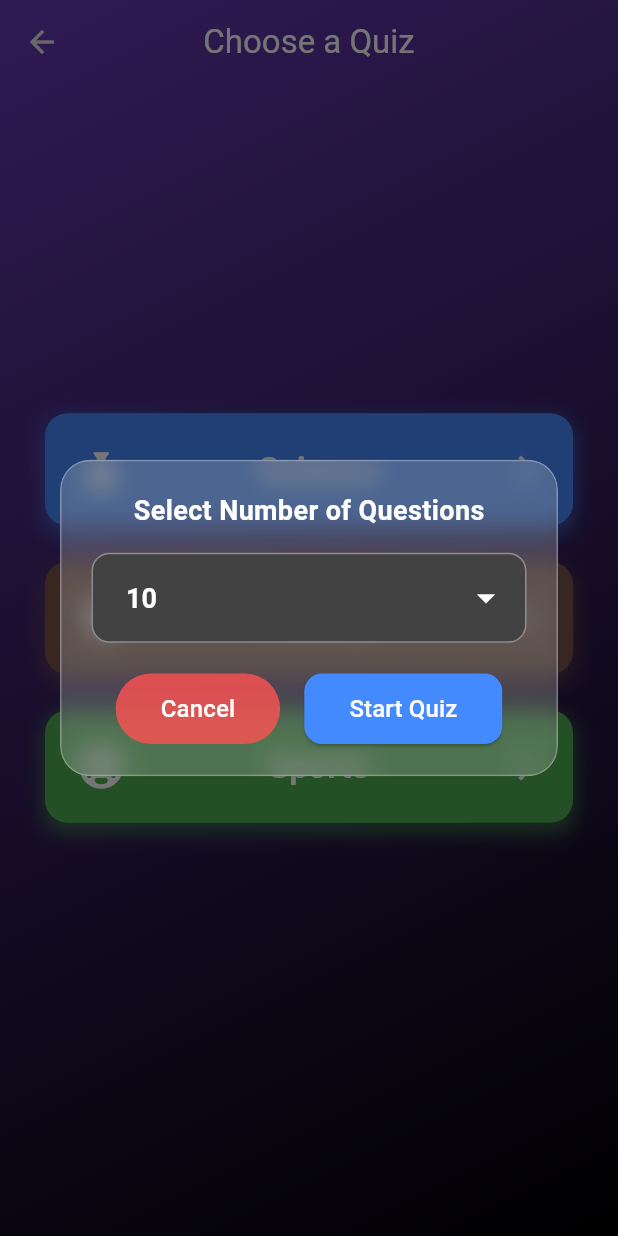
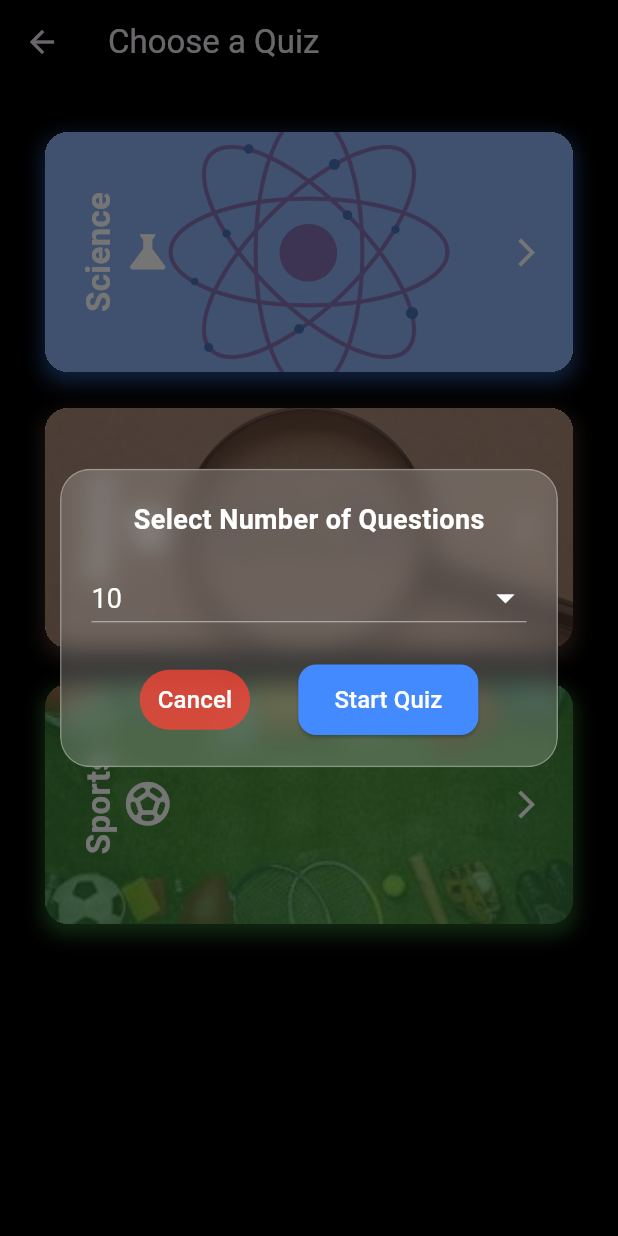
Before and after one commit to ashishpatel-dd1/quizzio, a Flutter app: the CategorySelectionPage screen opened directly, after a tap on "Science", on a phone screen of 412 x 824 dp. Run offline on Flutter 3.47's test engine with Material 3 defaults, Android fonts, the phone set to English and light mode, and no system bars; our stand-ins replace rflutter_alert.

Commit message:
upgraded category selection page with new UI

```diff
--- a/lib/category_selection_page.dart
+++ b/lib/category_selection_page.dart
@@ -11,28 +11,27 @@ class CategorySelectionPage extends StatefulWidget {
 
 class _CategorySelectionPageState extends State<CategorySelectionPage> {
   final List<Map<String, dynamic>> categories = [
-    {'name': 'Science', 'icon': Icons.science, 'color': Colors.blueAccent},
-    {'name': 'History', 'icon': Icons.history_edu, 'color': Colors.brown},
-    {'name': 'Sports', 'icon': Icons.sports_soccer, 'color': Colors.green},
+    {
+      'name': 'Science',
+      'icon': Icons.science,
+      'color': Colors.blueAccent,
+      'backgroundImage': "assets/backgrounds/atom-1674878_1280.webp"
+    },
+    {
+      'name': 'History',
+      'icon': Icons.history_edu,
+      'color': Colors.brown,
+      'backgroundImage': "assets/backgrounds/history.jpg"
+    },
+    {
+      'name': 'Sports',
+      'icon': Icons.sports_soccer,
+      'color': Colors.green,
+      'backgroundImage': "assets/backgrounds/sport.jpeg"
+    },
   ];
 
-  final List<Color> _backgroundColors = [Colors.deepPurple, Colors.black, Colors.indigo];
-  int _colorIndex = 0;
-
-  @override
-  void initState() {
-    super.initState();
-    _startBackgroundAnimation();
-  }
-
-  void _startBackgroundAnimation() {
-    Future.delayed(const Duration(seconds: 3), () {
-      setState(() {
-        _colorIndex = (_colorIndex + 1) % _backgroundColors.length;
-      });
-      _startBackgroundAnimation();
-    });
-  }
+  final Color _backgroundColor = Colors.black;
 
   void _showQuestionSelectionDialog(String category, Color categoryColor) {
     int selectedQuestions = 10;
@@ -46,15 +45,13 @@ class _CategorySelectionPageState extends State<CategorySelectionPage> {
           child: ClipRRect(
             borderRadius: BorderRadius.circular(20),
             child: BackdropFilter(
-              filter: ImageFilter.blur(sigmaX: 8, sigmaY: 8), // Glassmorphic Effect
+              filter: ImageFilter.blur(sigmaX: 8, sigmaY: 8),
               child: Container(
                 padding: const EdgeInsets.all(20),
                 decoration: BoxDecoration(
-                  color: Color.fromARGB((0.2 * 255).toInt(), 255, 255, 255), // ✅ Fixed
+                  color: Colors.white.withOpacity(0.2),
                   borderRadius: BorderRadius.circular(20),
-                  border: Border.all(
-                    color: Color.fromARGB((0.3 * 255).toInt(), 255, 255, 255), // ✅ Fixed
-                  ),
+                  border: Border.all(color: Colors.white.withOpacity(0.3)),
                 ),
                 child: Column(
                   mainAxisSize: MainAxisSize.min,
@@ -66,31 +63,16 @@ class _CategorySelectionPageState extends State<CategorySelectionPage> {
                     const SizedBox(height: 15),
                     StatefulBuilder(
                       builder: (context, setState) {
-                        return Container(
-                          padding: const EdgeInsets.symmetric(horizontal: 12, vertical: 5),
-                          decoration: BoxDecoration(
-                            color: Colors.grey.shade800,
-                            borderRadius: BorderRadius.circular(12),
-                            border: Border.all(color: Colors.white.withOpacity(0.4)),
-                          ),
-                          child: DropdownButtonHideUnderline(
-                            child: DropdownButton<int>(
+                        return DropdownButton<int>(
                           value: selectedQuestions,
                           dropdownColor: Colors.grey.shade900,
                           icon: const Icon(Icons.arrow_drop_down, color: Colors.white, size: 28),
-                              style: const TextStyle(color: Colors.white, fontSize: 18, fontWeight: FontWeight.bold),
+                          style: const TextStyle(color: Colors.white, fontSize: 18),
                           isExpanded: true,
-                              borderRadius: BorderRadius.circular(15),
                           items: [5, 10, 15, 20, 25].map((int number) {
                             return DropdownMenuItem<int>(
                               value: number,
-                                  child: Padding(
-                                    padding: const EdgeInsets.symmetric(vertical: 8, horizontal: 10),
-                                    child: Text(
-                                      number.toString(),
-                                      style: const TextStyle(color: Colors.white, fontSize: 18, fontWeight: FontWeight.bold),
-                                    ),
-                                  ),
+                              child: Text(number.toString(), style: const TextStyle(color: Colors.white)),
                             );
                           }).toList(),
                           onChanged: (int? newValue) {
@@ -98,8 +80,6 @@ class _CategorySelectionPageState extends State<CategorySelectionPage> {
                               selectedQuestions = newValue!;
                             });
                           },
-                            ),
-                          ),
                         );
                       },
                     ),
@@ -109,10 +89,7 @@ class _CategorySelectionPageState extends State<CategorySelectionPage> {
                       children: [
                         TextButton(
                           onPressed: () => Navigator.pop(context),
-                          style: TextButton.styleFrom(
-                            backgroundColor: Color.fromARGB((0.8 * 255).toInt(), 255, 82, 82), // ✅ Fixed
-                            padding: const EdgeInsets.symmetric(horizontal: 30, vertical: 12),
-                          ),
+                          style: TextButton.styleFrom(backgroundColor: Colors.red.withOpacity(0.8)),
                           child: const Text("Cancel", style: TextStyle(color: Colors.white, fontSize: 16)),
                         ),
                         ElevatedButton(
@@ -121,15 +98,14 @@ class _CategorySelectionPageState extends State<CategorySelectionPage> {
                             Navigator.push(
                               context,
                               MaterialPageRoute(
-                                builder: (context) =>
-                                    QuizPage(selectedCategory: category, questionCount: selectedQuestions),
+                                builder: (context) => QuizPage(
+                                  selectedCategory: category,
+                                  questionCount: selectedQuestions,
+                                ),
                               ),
                             );
                           },
-                          style: ElevatedButton.styleFrom(
-                            backgroundColor: categoryColor,
-                            padding: const EdgeInsets.symmetric(horizontal: 30, vertical: 12),
-                          ),
+                          style: ElevatedButton.styleFrom(backgroundColor: categoryColor),
                           child: const Text("Start Quiz", style: TextStyle(color: Colors.white, fontSize: 16)),
                         ),
                       ],
@@ -144,41 +120,30 @@ class _CategorySelectionPageState extends State<CategorySelectionPage> {
     );
   }
 
-
   @override
   Widget build(BuildContext context) {
     return Scaffold(
-      extendBodyBehindAppBar: true,
       appBar: AppBar(
+        title: const Text("Choose a Quiz"),
         backgroundColor: Colors.transparent,
         elevation: 0,
-        title: const Text("Choose a Quiz", style: TextStyle(color: Colors.white)),
-        centerTitle: true,
       ),
-      body: AnimatedContainer(
-        duration: const Duration(seconds: 3),
-        curve: Curves.easeInOut,
-        decoration: BoxDecoration(
-          gradient: LinearGradient(
-            colors: [
-              _backgroundColors[_colorIndex],
-              _backgroundColors[(_colorIndex + 1) % _backgroundColors.length]
-            ],
-            begin: Alignment.topLeft,
-            end: Alignment.bottomRight,
-          ),
-        ),
-        child: Column(
-          mainAxisAlignment: MainAxisAlignment.center,
-          children: categories.map((category) {
+      body: Container(
+        color: _backgroundColor,
+        child: ListView.builder(
+          padding: const EdgeInsets.only(top: 20, bottom: 20),
+          itemCount: categories.length,
+          itemBuilder: (context, index) {
+            var category = categories[index];
+
             return Padding(
               padding: const EdgeInsets.symmetric(horizontal: 30, vertical: 12),
               child: GestureDetector(
                 onTap: () => _showQuestionSelectionDialog(category['name'], category['color']),
                 child: Container(
-                  padding: const EdgeInsets.all(20),
+                  height: 160,
+                  clipBehavior: Clip.hardEdge,
                   decoration: BoxDecoration(
-                    color: category['color'],
                     borderRadius: BorderRadius.circular(15),
                     boxShadow: [
                       BoxShadow(
@@ -189,11 +154,31 @@ class _CategorySelectionPageState extends State<CategorySelectionPage> {
                       ),
                     ],
                   ),
+                  child: Stack(
+                    fit: StackFit.expand,
+                    children: [
+                      if (category.containsKey('backgroundImage'))
+                        Image.asset(
+                          category['backgroundImage'],
+                          fit: BoxFit.cover,
+                        ),
+                      Container(
+                        decoration: BoxDecoration(
+                          color: category['color'].withOpacity(0.6),
+                          borderRadius: BorderRadius.circular(15),
+                        ),
+                      ),
+                      Padding(
+                        padding: const EdgeInsets.all(20),
                         child: Row(
-                    mainAxisAlignment: MainAxisAlignment.spaceBetween,
+                          mainAxisAlignment: MainAxisAlignment.spaceBetween, // Ensures proper alignment
                           children: [
-                      Icon(category['icon'], color: Colors.white, size: 35),
-                      Text(
+                            // Category Name (VERTICAL) + Icon
+                            Row(
+                              children: [
+                                RotatedBox(
+                                  quarterTurns: 3,
+                                  child: Text(
                                     category['name'],
                                     style: const TextStyle(
                                       color: Colors.white,
@@ -201,13 +186,23 @@ class _CategorySelectionPageState extends State<CategorySelectionPage> {
                                       fontWeight: FontWeight.bold,
                                     ),
                                   ),
+                                ),
+                                //const SizedBox(width: 10), // Space between name and icon
+                                Icon(category['icon'], color: Colors.white, size: 35),
+                              ],
+                            ),
+
+                            // Arrow Icon aligned to the end
                             const Icon(Icons.arrow_forward_ios, color: Colors.white, size: 22),
+                          ],
+                        ),
+                      ),
                     ],
                   ),
                 ),
               ),
             );
-          }).toList(),
+          },
         ),
       ),
     );
--- a/lib/main.dart
+++ b/lib/main.dart
@@ -25,6 +25,7 @@ class Quizzio extends StatelessWidget {
       theme: ThemeData.dark().copyWith(
         scaffoldBackgroundColor: Colors.black,
         elevatedButtonTheme: ElevatedButtonThemeData(
+
           style: ElevatedButton.styleFrom(
             backgroundColor: Colors.deepPurpleAccent,
             foregroundColor: Colors.white,
--- a/pubspec.yaml
+++ b/pubspec.yaml
@@ -61,9 +61,8 @@ flutter:
   uses-material-design: true
 
   # To add assets to your application, add an assets section, like this:
-  # assets:
-  #   - images/a_dot_burr.jpeg
-  #   - images/a_dot_ham.jpeg
+  assets:
+    - assets/backgrounds/
 
   # An image asset can refer to one or more resolution-specific "variants", see
   # https://flutter.dev/to/resolution-aware-images
```
Also changed, not shown: lib/quiz_page.dart (+61 -11 lines), assets/backgrounds/atom-1674878_1280.webp (added), assets/backgrounds/history.jpg (added), assets/backgrounds/sport.jpeg (added). Lines whose indentation alone changed are shown as unchanged.
